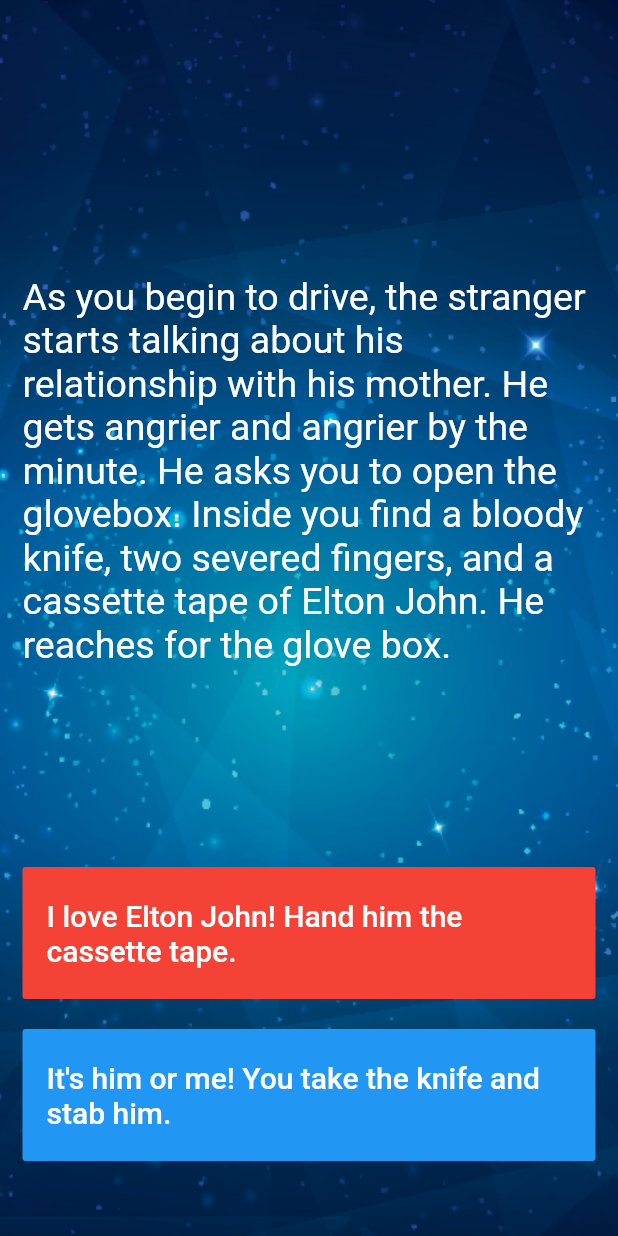
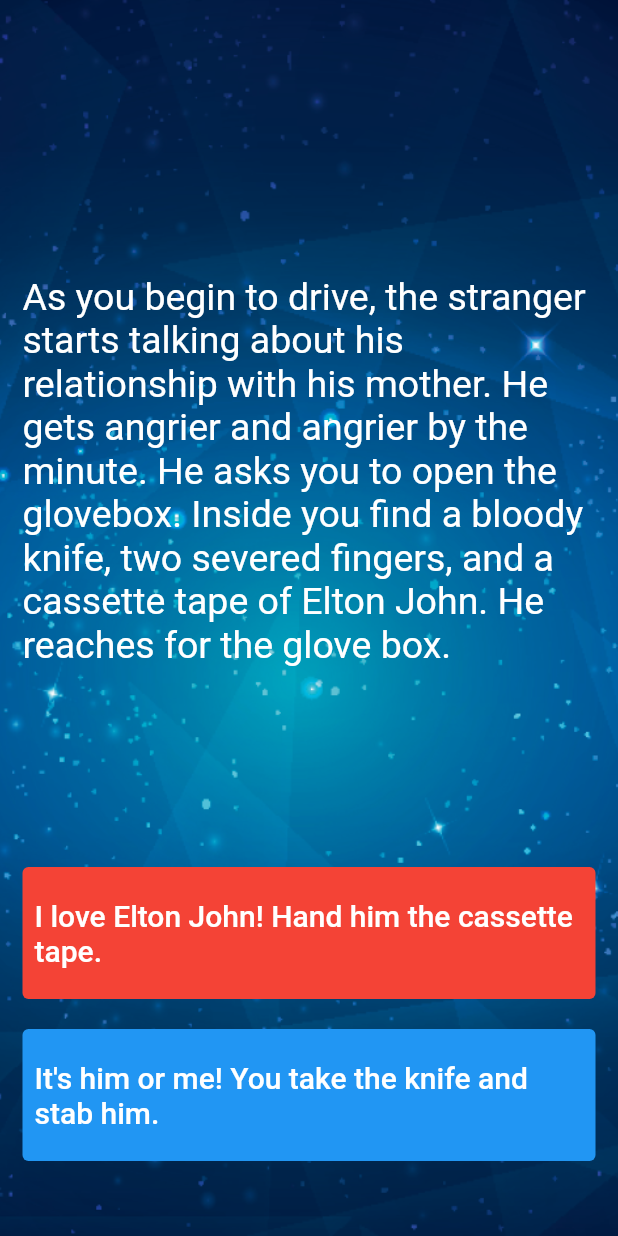
Before and after one commit to dumaloo/destini-challenge-flutter, a Flutter app: the screen it shows after launch, after a tap on an icon or button, on a phone screen of 412 x 824 dp. Run offline on Flutter 3.47's test engine with Material 2 defaults, Android fonts, the phone set to English and light mode, and no system bars.

```diff
--- a/lib/main.dart
+++ b/lib/main.dart
@@ -1,20 +1,18 @@
 import 'package:flutter/material.dart';
 import 'story_brain.dart';
-
-//TODO: Step 15 - Run the app and see if you can see the screen update with the first story. Delete this TODO if it looks as you expected.
 
 void main() => runApp(Destini());
 
 class Destini extends StatelessWidget {
   Widget build(BuildContext context) {
     return MaterialApp(
+      debugShowCheckedModeBanner: false,
       theme: ThemeData.dark(),
       home: StoryPage(),
     );
   }
 }
 
-//TODO: Step 9 - Create a new storyBrain object from the StoryBrain class.
 StoryBrain storyBrain = StoryBrain();
 
 class StoryPage extends StatefulWidget {
@@ -42,7 +40,6 @@ class _StoryPageState extends State<StoryPage> {
                 flex: 12,
                 child: Center(
                   child: Text(
-                    //TODO: Step 10 - use the storyBrain to get the first story title and display it in this Text Widget.
                     storyBrain.getStory(),
                     style: TextStyle(
                       fontSize: 25.0,
@@ -52,22 +49,22 @@ class _StoryPageState extends State<StoryPage> {
               ),
               Expanded(
                 flex: 2,
-                child: FlatButton(
+                child: TextButton(
                   onPressed: () {
                     //Choice 1 made by user.
-                    //TODO: Step 18 - Call the nextStory() method from storyBrain and pass the number 1 as the choice made by the user.
-                    //TODO: Step 24 - Run the app and try to figure out what code you need to add to this file to make the story change when you press on the choice buttons.
                     setState(() {
                       storyBrain.nextStory(1);
                     });
                   },
-                  color: Colors.red,
                   child: Text(
-                    //TODO: Step 13 - Use the storyBrain to get the text for choice 1.
                     storyBrain.getChoice1(),
                     style: TextStyle(
                       fontSize: 20.0,
                     ),
+                  ),
+                  style: TextButton.styleFrom(
+                    foregroundColor: Colors.white,
+                    backgroundColor: Colors.red,
                   ),
                 ),
               ),
@@ -76,25 +73,24 @@ class _StoryPageState extends State<StoryPage> {
               ),
               Expanded(
                 flex: 2,
-                //TODO: Step 26 - Use a Flutter Visibility Widget to wrap this FlatButton.
-                //TODO: Step 28 - Set the "visible" property of the Visibility Widget to equal the output from the buttonShouldBeVisible() method in the storyBrain.
                 child: Visibility(
                   visible: storyBrain.buttonShouldBeVisible(),
-                  child: FlatButton(
+                  child: TextButton(
                     onPressed: () {
                       //Choice 2 made by user.
-                      //TODO: Step 19 - Call the nextStory() method from storyBrain and pass the number 2 as the choice made by the user.
                       setState(() {
                         storyBrain.nextStory(2);
                       });
                     },
-                    color: Colors.blue,
                     child: Text(
-                      //TODO: Step 14 - Use the storyBrain to get the text for choice 2.
                       storyBrain.getChoice2(),
                       style: TextStyle(
                         fontSize: 20.0,
                       ),
+                    ),
+                    style: TextButton.styleFrom(
+                      foregroundColor: Colors.white,
+                      backgroundColor: Colors.blue,
                     ),
                   ),
                 ),
@@ -106,5 +102,3 @@ class _StoryPageState extends State<StoryPage> {
     );
   }
 }
-
-//TODO: Step 29 - Run the app and test it against the Story Outline to make sure you've completed all the steps. The code for the completed app can be found here: https://github.com/londonappbrewery/destini-challenge-completed/
--- a/lib/story.dart
+++ b/lib/story.dart
@@ -1,10 +1,8 @@
-//TODO: Step 2 - Create a new class called Story.
 class Story {
-  //TODO: Step 3 - Create 3 properties for this class, A. storyTitle to store the story text. B. choice1 to store the text for choice 1, C. choice2 to store the text for choice 2.
   String storyTitle;
   String choice1;
   String choice2;
 
-  //TODO: Step 4 - Create a Constructor for this class to be able to initialise the properties created in step 3.
-  Story({this.storyTitle, this.choice1, this.choice2});
+  Story(
+      {required this.storyTitle, required this.choice1, required this.choice2});
 }
--- a/pubspec.yaml
+++ b/pubspec.yaml
@@ -4,12 +4,12 @@ description: A new Flutter application.
 version: 1.0.0+1
 
 environment:
-  sdk: ">=2.0.0-dev.68.0 <3.0.0"
+  sdk: ">=2.12.0-dev.68.0 <3.0.0"
 
 dependencies:
   flutter:
     sdk: flutter
-  cupertino_icons: ^0.1.2
+  cupertino_icons: ^1.0.6
 
 dev_dependencies:
   flutter_test:
```
Also changed, not shown: lib/story_brain.dart (+13 -14 lines), 6 other files.
